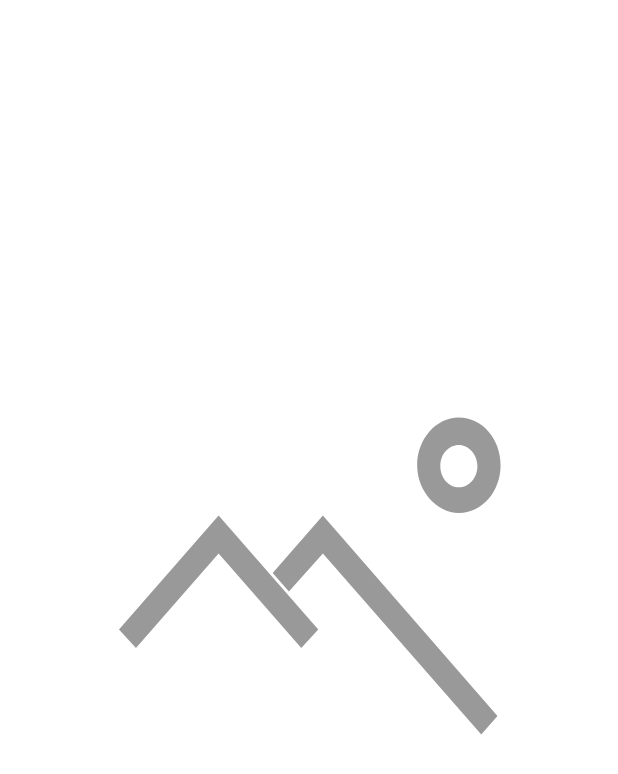
After one commit to user7/POTD, an Android app: the layout fragment_main.xml on its own in the app's theme, with its tools: preview values and no code run, on a phone screen of 412 x 824 dp. The commit adds this screen. Shown: the top 774 px of the screen. Run offline under Robolectric (Android 15) with nearby library versions, the phone set to English and light mode, and no system bars.

Commit message:
added strings, colors, drawables, fragment layout, simplified main layout

```diff
--- a/app/src/main/AndroidManifest.xml
+++ b/app/src/main/AndroidManifest.xml
@@ -12,7 +12,7 @@
         android:supportsRtl="true"
         android:theme="@style/Theme.POTD">
         <activity
-            android:name=".MainActivity"
+            android:name=".view.MainActivity"
             android:exported="true">
 
             <intent-filter>
--- a/app/src/main/java/com/geekbrains/potd/MainActivity.kt
+++ b/app/src/main/java/com/geekbrains/potd/view/MainActivity.kt
@@ -1,7 +1,8 @@
-package com.geekbrains.potd
+package com.geekbrains.potd.view
 
 import androidx.appcompat.app.AppCompatActivity
 import android.os.Bundle
+import com.geekbrains.potd.R
 
 class MainActivity : AppCompatActivity() {
     override fun onCreate(savedInstanceState: Bundle?) {
--- /dev/null
+++ b/app/src/main/res/drawable/ic_no_photo_vector.xml
@@ -0,0 +1,15 @@
+<vector xmlns:android="http://schemas.android.com/apk/res/android"
+        android:width="24dp"
+        android:height="24dp"
+        android:viewportHeight="70"
+        android:viewportWidth="80">
+    <path
+            android:fillColor="@color/color_gray"
+            android:pathData="M28.3,27.7l10.7,10.7l2.2,-2.1l-12.9,-12.9l-12.9,12.9l2.2,2.1z"/>
+    <path
+            android:fillColor="@color/color_gray"
+            android:pathData="M41.8,27.7l20.5,20.5l2.1,-2.1l-22.6,-22.7l-6.5,6.5l2.1,2.1z"/>
+    <path
+            android:fillColor="@color/color_gray"
+            android:pathData="M59.4,23.1c3,0 5.4,-2.4 5.4,-5.4s-2.4,-5.4 -5.4,-5.4S54,14.8 54,17.7S56.5,23.1 59.4,23.1L59.4,23.1zM59.4,15.4c1.3,0 2.4,1.1 2.4,2.4c0,1.3 -1.1,2.4 -2.4,2.4c-1.3,0 -2.4,-1.1 -2.4,-2.4C57,16.4 58.1,15.4 59.4,15.4C59.4,15.3 59.4,15.3 59.4,15.4L59.4,15.4z"/>
+</vector>
--- /dev/null
+++ b/app/src/main/res/layout/fragment_main.xml
@@ -0,0 +1,16 @@
+<?xml version="1.0" encoding="utf-8"?>
+<FrameLayout xmlns:android="http://schemas.android.com/apk/res/android"
+    xmlns:app="http://schemas.android.com/apk/res-auto"
+    android:id="@+id/main"
+    android:layout_width="match_parent"
+    android:layout_height="match_parent">
+
+    <com.geekbrains.potd.utils.CustomImageView
+        android:id="@+id/image_view"
+        android:layout_width="match_parent"
+        android:layout_height="match_parent"
+        android:layout_gravity="center"
+        android:contentDescription="@string/potd_stub"
+        app:srcCompat="@drawable/ic_no_photo_vector" />
+
+</FrameLayout>
--- a/app/src/main/res/values/colors.xml
+++ b/app/src/main/res/values/colors.xml
@@ -7,4 +7,6 @@
     <color name="teal_700">#FF018786</color>
     <color name="black">#FF000000</color>
     <color name="white">#FFFFFFFF</color>
+
+    <color name="color_gray">#66000000</color>
 </resources>
```
Also changed, not shown: app/src/main/res/drawable/ic_archive.xml (added, +27 -0 lines), app/src/main/res/drawable/ic_back_fab.xml (added, +20 -0 lines), app/src/main/res/drawable/ic_favourite_menu.xml (added, +13 -0 lines), app/src/main/res/drawable/ic_hamburger_menu_bottom_bar.xml (added, +27 -0 lines), app/src/main/res/drawable/ic_load_error_vector.xml (added, +12 -0 lines), app/src/main/res/drawable/ic_plus_fab.xml (added, +20 -0 lines), app/src/main/res/drawable/ic_search.xml (added, +20 -0 lines), app/src/main/res/drawable/ic_send.xml (added, +20 -0 lines), app/src/main/res/drawable/ic_settings_menu.xml (added, +20 -0 lines), app/src/main/res/drawable/ic_wikipedia.xml (added, +9 -0 lines), app/src/main/res/layout/activity_main.xml (+4 -13 lines), app/src/main/res/values/strings.xml (+8 -0 lines).
